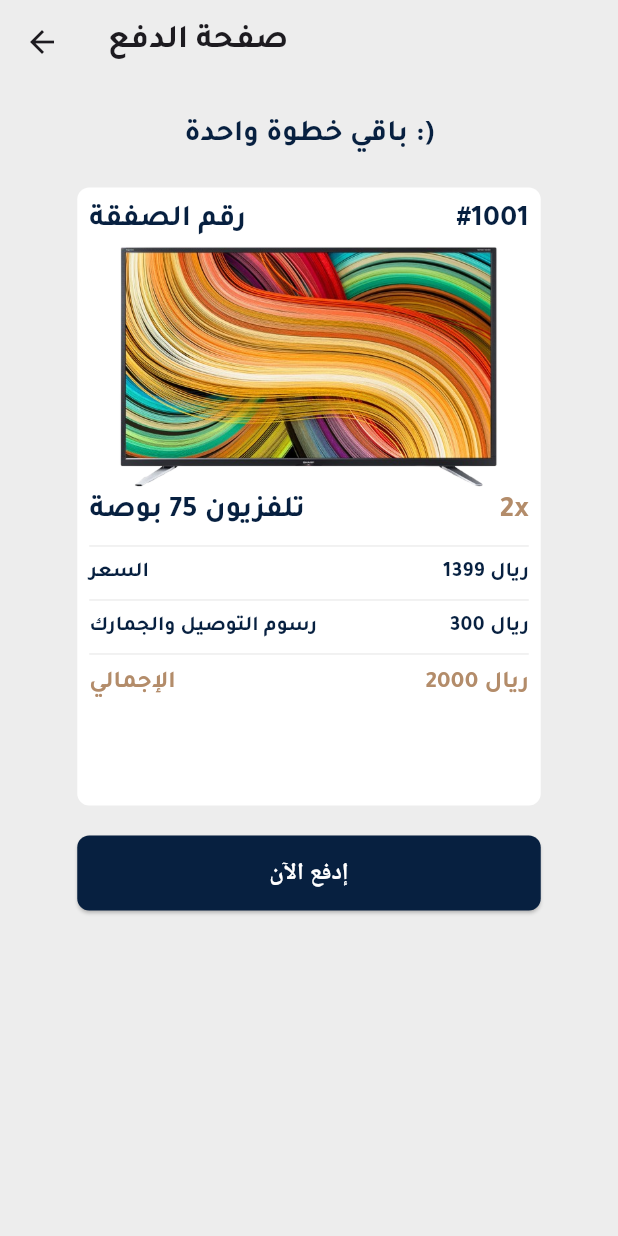
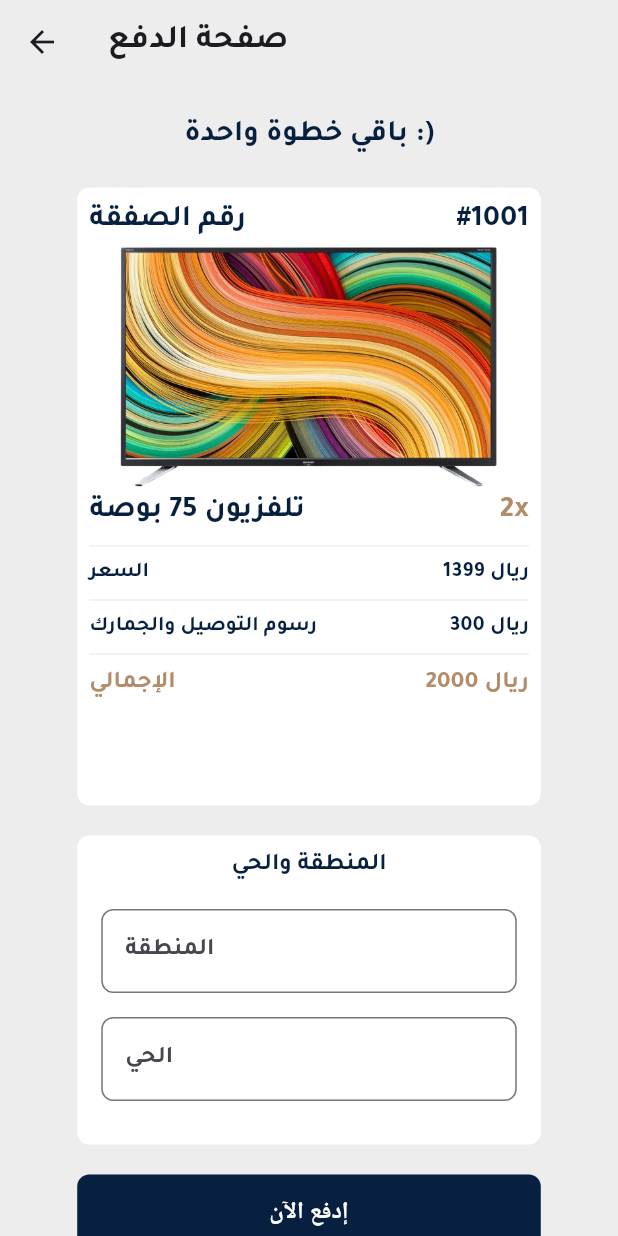
Before and after one commit to Mahdi-Alhelal/kan_kan, a Flutter app: the PrePaymentScreen screen opened directly, on a phone screen of 412 x 824 dp. Run offline on Flutter 3.47's test engine with Material 3 defaults, Android fonts, the phone set to English and light mode, and no system bars; our stand-ins replace bloc, easy_localization, flutter_dotenv; missing offline and left inert: moyasar.

Commit message:
Desgin:Finished from success payment screen

```diff
--- a/apps/kan_kan/lib/screens/pre_payment_screen.dart
+++ b/apps/kan_kan/lib/screens/pre_payment_screen.dart
@@ -1,5 +1,6 @@
 import 'package:flutter/material.dart';
 import 'package:flutter_dotenv/flutter_dotenv.dart';
+import 'package:kan_kan/screens/sucess_payment_screen.dart.dart';
 import 'package:moyasar/moyasar.dart';
 import 'package:ui/component/helper/custom_colors.dart';
 import 'package:ui/component/helper/screen.dart';
@@ -42,6 +43,7 @@ class PrePaymentScreen extends StatelessWidget {
         title: const Text("صفحة الدفع"),
       ),
       body: Center(
+        child: SingleChildScrollView(
           child: Column(
             mainAxisAlignment: MainAxisAlignment.start,
             children: [
@@ -69,11 +71,13 @@ class PrePaymentScreen extends StatelessWidget {
                       children: [
                         Text(
                           "رقم الصفقة",
-                        style: TextStyle(fontSize: 20, color: AppColor.primary),
+                          style:
+                              TextStyle(fontSize: 20, color: AppColor.primary),
                         ),
                         Text(
                           "#1001",
-                        style: TextStyle(fontSize: 20, color: AppColor.primary),
+                          style:
+                              TextStyle(fontSize: 20, color: AppColor.primary),
                         )
                       ],
                     ),
@@ -83,12 +87,13 @@ class PrePaymentScreen extends StatelessWidget {
                       children: [
                         Text(
                           "تلفزيون 75 بوصة",
-                        style: TextStyle(fontSize: 20, color: AppColor.primary),
+                          style:
+                              TextStyle(fontSize: 20, color: AppColor.primary),
                         ),
                         Text(
                           "2x",
-                        style:
-                            TextStyle(fontSize: 20, color: AppColor.secondary),
+                          style: TextStyle(
+                              fontSize: 20, color: AppColor.secondary),
                         )
                       ],
                     ),
@@ -104,7 +109,10 @@ class PrePaymentScreen extends StatelessWidget {
                     ),
                     const Row(
                       mainAxisAlignment: MainAxisAlignment.spaceBetween,
-                    children: [Text("رسوم التوصيل والجمارك"), Text("300 ريال")],
+                      children: [
+                        Text("رسوم التوصيل والجمارك"),
+                        Text("300 ريال")
+                      ],
                     ),
                     const Divider(
                       color: AppColor.bg,
@@ -115,8 +123,8 @@ class PrePaymentScreen extends StatelessWidget {
                       children: [
                         Text(
                           "الإجمالي",
-                        style:
-                            TextStyle(color: AppColor.secondary, fontSize: 16),
+                          style: TextStyle(
+                              color: AppColor.secondary, fontSize: 16),
                         ),
                         Text("2000 ريال",
                             style: TextStyle(
@@ -126,6 +134,30 @@ class PrePaymentScreen extends StatelessWidget {
                   ],
                 ),
               ),
+              SizedBox(
+                height: 20,
+              ),
+              Container(
+                  width: context.getWidth(value: 0.75),
+                  height: context.getHeight(value: 0.25),
+                  padding: const EdgeInsets.all(8),
+                  decoration: BoxDecoration(
+                      borderRadius: BorderRadius.circular(8),
+                      color: AppColor.white),
+                  child: Column(
+                    children: [
+                      Text(
+                        "المنطقة والحي",
+                        style: TextStyle(fontSize: 16),
+                      ),
+                      SizedBox(
+                        height: 10,
+                      ),
+                      //dropdownList
+                      CustomTextField(title: "المنطقة"),
+                      CustomTextField(title: "الحي"),
+                    ],
+                  )),
               SizedBox(
                 height: 20,
               ),
@@ -166,8 +198,21 @@ class PrePaymentScreen extends StatelessWidget {
                     ),
                   ),
                 ),
-            )
+              ),
+              SizedBox(
+                height: 20,
+              ),
+              ElevatedButton(
+                  onPressed: () {
+                    Navigator.push(
+                      context,
+                      MaterialPageRoute(
+                          builder: (context) => SucessPaymentScreen()),
+                    );
+                  },
+                  child: Text("تجربة"))
             ],
+          ),
         ),
       ),
     );
```
Also changed, not shown: apps/kan_kan/lib/screens/sucess_payment_screen.dart.dart (added, +178 -0 lines). Lines whose indentation alone changed are shown as unchanged.
